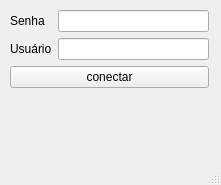
This is janelalogin.ui in exiele/MIM as Qt 5 draws it before an edit. The edited form follows.
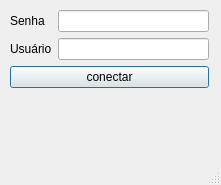
This is the edited form.

```diff
--- a/janelalogin.ui
+++ b/janelalogin.ui
@@ -69,6 +69,12 @@
            <property name="text">
             <string>conectar</string>
            </property>
+           <property name="autoDefault">
+            <bool>true</bool>
+           </property>
+           <property name="default">
+            <bool>true</bool>
+           </property>
           </widget>
          </item>
         </layout>
```
